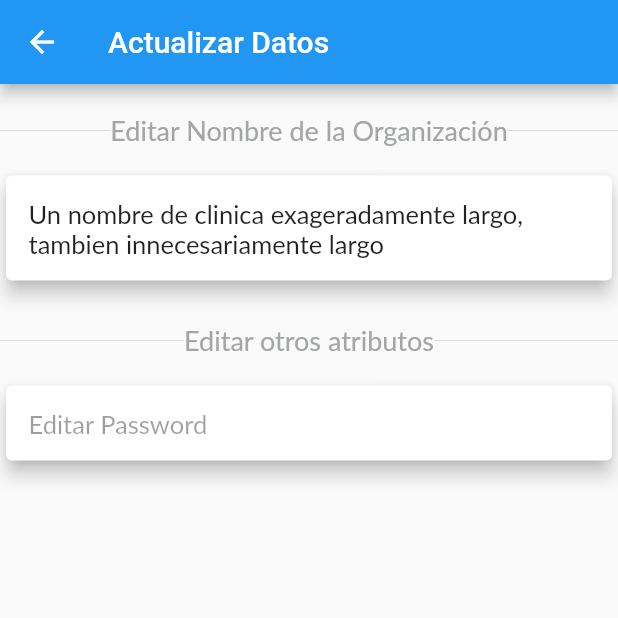
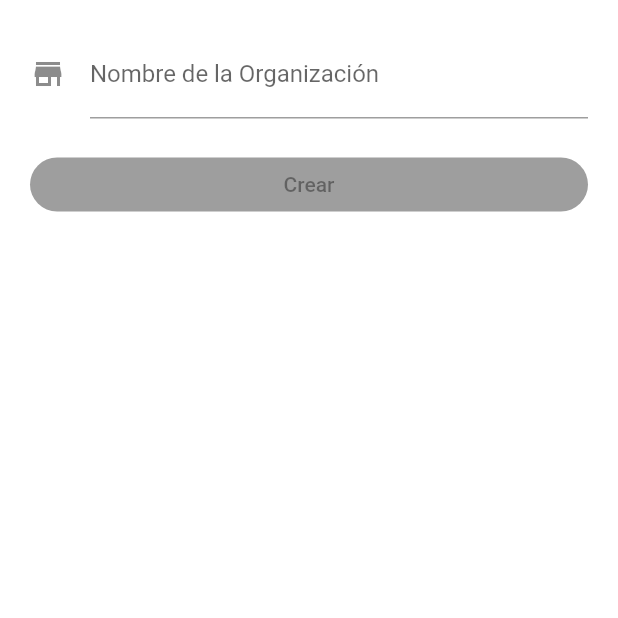
Before and after one commit to jorgesarabia/lista_pacientes, a Flutter app: the UpdateUserScreen screen opened directly, after a tap on "Un nombre de clinica exageradamente larg", on a phone screen of 412 x 824 dp, the top half of it. Run offline on Flutter 3.47's test engine with Material 2 defaults, Android fonts, the phone set to English and light mode, and no system bars; our stand-ins replace bloc, cloud_firestore, equatable, firebase_auth, flutter_bloc, rxdart; accounts and stored records are empty; Roboto replaces fonts that are missing (Lato).

Commit message:
Se agregan dos formularios independientes para el nombre y password

```diff
--- a/lib/User/bloc/user_bloc.dart
+++ b/lib/User/bloc/user_bloc.dart
@@ -1,10 +1,12 @@
 import 'dart:async';
 import 'package:bloc/bloc.dart';
+import 'package:lista_pacientes/User/repository/cloud_firestore_repository.dart';
 import 'package:lista_pacientes/common/validators.dart';
 import './bloc.dart';
 
 class UserBloc extends Bloc<UserEvent, UserState> {
   Validators validators = Validators();
+  CloudFirestoreRepository repository = CloudFirestoreRepository();
 
   @override
   UserState get initialState => UserState.empty();
@@ -17,10 +19,9 @@ class UserBloc extends Bloc<UserEvent, UserState> {
       yield* _mapPassChangedToState(event.password);
     } else if (event is RePassChanged) {
       yield* _mapRePassChangedToState(event.password);
-    } else if (event is UpdateUser) {
-      yield* _mapUpdateUserToState(
+    } else if (event is UpdateUserName) {
+      yield* _mapUpdateUserNameToState(
         nombre: event.nombre,
-        password: event.password,
       );
     }
   }
@@ -44,12 +45,12 @@ class UserBloc extends Bloc<UserEvent, UserState> {
     );
   }
 
-  Stream<UserState> _mapUpdateUserToState({
+  Stream<UserState> _mapUpdateUserNameToState({
     String nombre,
-    String password,
   }) async* {
     yield UserState.loading();
     try {
+      await repository.updateUserNames(nombre);
       yield UserState.success();
     } catch (_) {
       print("===============");
--- a/lib/User/bloc/user_event.dart
+++ b/lib/User/bloc/user_event.dart
@@ -41,24 +41,21 @@ class RePassChanged extends UserEvent {
   String toString() => 'RePassChanged { password(retype) :$password }';
 }
 
-class UpdateUser extends UserEvent {
+class UpdateUserName extends UserEvent {
   final String nombre;
-  final String password;
 
-  const UpdateUser({
+  const UpdateUserName({
     @required this.nombre,
-    @required this.password,
   });
 
   @override
-  List<Object> get props => [nombre, password];
+  List<Object> get props => [nombre];
 
   @override
   String toString() {
     return '''
-    ActualizarUser {
+    ActualizarUserName {
       nombre: $nombre,
-      pass: $password,
     }''';
   }
 }
--- a/lib/User/bloc/user_state.dart
+++ b/lib/User/bloc/user_state.dart
@@ -3,18 +3,18 @@ import 'package:meta/meta.dart';
 class UserState {
   final bool isNameValid;
   final bool isPassValid;
-  final bool isRePassValid;
   final bool isSubmitting;
   final bool isSuccess;
   final bool isFailure;
   final String password;
 
-  bool get isFormValid => isNameValid && isPassValid;
+  bool isFormValid(String rePass){
+    return (this.password == rePass) && isNameValid;
+  }
 
   UserState({
     @required this.isNameValid,
     @required this.isPassValid,
-    @required this.isRePassValid,
     @required this.isSubmitting,
     @required this.isSuccess,
     @required this.isFailure,
@@ -25,7 +25,6 @@ class UserState {
     return UserState(
       isNameValid: true,
       isPassValid: true,
-      isRePassValid: true,
       isSubmitting: false,
       isSuccess: false,
       isFailure: false,
@@ -37,7 +36,6 @@ class UserState {
     return UserState(
       isNameValid: true,
       isPassValid: true,
-      isRePassValid: true,
       isSubmitting: true,
       isSuccess: false,
       isFailure: false,
@@ -49,7 +47,6 @@ class UserState {
     return UserState(
       isNameValid: true,
       isPassValid: true,
-      isRePassValid: true,
       isSubmitting: false,
       isSuccess: false,
       isFailure: true,
@@ -61,7 +58,6 @@ class UserState {
     return UserState(
       isNameValid: true,
       isPassValid: true,
-      isRePassValid: true,
       isSubmitting: false,
       isSuccess: true,
       isFailure: false,
@@ -72,13 +68,11 @@ class UserState {
   UserState update({
     bool isNameValid,
     bool isPassValid,
-    bool isRePassValid,
     String password,
   }) {
     return copyWith(
       isNameValid: isNameValid,
       isPassValid: isPassValid,
-      isRePassValid: isRePassValid,
       password: password,
       isSubmitting: false,
       isSuccess: false,
@@ -89,7 +83,6 @@ class UserState {
   UserState copyWith({
     bool isNameValid,
     bool isPassValid,
-    bool isRePassValid,
     bool isSubmitting,
     bool isSuccess,
     bool isFailure,
@@ -98,7 +91,6 @@ class UserState {
     return UserState(
       isNameValid: isNameValid ?? this.isNameValid,
       isPassValid: isPassValid ?? this.isPassValid,
-      isRePassValid: isRePassValid ?? this.isRePassValid,
       password: password ?? this.password,
       isSubmitting: isSubmitting ?? this.isSubmitting,
       isSuccess: isSuccess ?? this.isSuccess,
--- a/lib/User/repository/cloud_firestore_repository.dart
+++ b/lib/User/repository/cloud_firestore_repository.dart
@@ -27,9 +27,10 @@ class CloudFirestoreRepository {
     });
   }
 
-  Future<void> updateUserName(String uid, String nombre) async {
+  Future<void> updateUserNames(String nombre) async {
     print("Se van a actualizar los datos");
-    DocumentReference ref = _db.collection(USERS).document(uid);
+    UsersModel usersModel = _singletons.getUser();
+    DocumentReference ref = _db.collection(USERS).document(usersModel.uid);
     await ref.get().then((DocumentSnapshot s) {
       if (s.exists) {
         print("Se actualiza el nombre.");
--- a/lib/User/ui/screens/update_user_screen.dart
+++ b/lib/User/ui/screens/update_user_screen.dart
@@ -2,7 +2,7 @@ import 'package:flutter/cupertino.dart';
 import 'package:flutter/material.dart';
 import 'package:flutter_bloc/flutter_bloc.dart';
 import 'package:lista_pacientes/User/bloc/bloc.dart';
-import 'package:lista_pacientes/User/ui/widgets/update_user_form.dart';
+import 'package:lista_pacientes/User/ui/widgets/update_name_form.dart';
 import 'package:lista_pacientes/widgets/my_divider.dart';
 
 class UpdateUserScreen extends StatefulWidget {
@@ -41,7 +41,15 @@ class _UpdateUserScreenState extends State<UpdateUserScreen> {
         SizedBox(height: 15.0),
         GestureDetector(
           onTap: () {
-            print("Este tambien se edita");
+            Navigator.push(
+              context,
+              MaterialPageRoute(
+                builder: (BuildContext context) => BlocProvider<UserBloc>(
+                  builder: (context) => UserBloc(),
+                  child: UpdateNameForm(),
+                ),
+              ),
+            );
           },
           child: Card(
             elevation: 5,
--- /dev/null
+++ b/lib/User/ui/widgets/update_name_form.dart
@@ -0,0 +1,141 @@
+import 'package:flutter/material.dart';
+import 'package:flutter_bloc/flutter_bloc.dart';
+import 'package:lista_pacientes/User/bloc/bloc.dart';
+import 'package:lista_pacientes/User/model/users_model.dart';
+import 'package:lista_pacientes/common/singletons.dart';
+import 'package:lista_pacientes/widgets/generic_button.dart';
+
+class UpdateNameForm extends StatefulWidget {
+  @override
+  _UpdateNameFormState createState() => _UpdateNameFormState();
+}
+
+class _UpdateNameFormState extends State<UpdateNameForm> {
+  final TextEditingController _nombreController = TextEditingController();
+
+  String _title = "Crear";
+  String _messageBox = "Creando Paciente ...";
+  String _messageError = "Error al Crear Paciente ..";
+
+  Singletons _singletons = Singletons();
+  UsersModel usersModel;
+
+  UserBloc _userBloc;
+
+  bool get _isButtonEnabled => _nombreController.text.isNotEmpty;
+
+  @override
+  void initState() {
+    print("98");
+    super.initState();
+    _userBloc = BlocProvider.of<UserBloc>(context);
+    usersModel = _singletons.getUser();
+    _nombreController.text = usersModel.nombre;
+    _nombreController.addListener(_onNombreChanged);
+    print("======================================================");
+    print("User Model: ${usersModel.toString()}");
+    print("El nombre del usuario es: ${_nombreController.text}");
+    print("======================================================");
+  }
+
+  @override
+  Widget build(BuildContext context) {
+    return BlocListener<UserBloc, UserState>(
+      listener: (context, state) {
+        if (state.isFailure) {
+          Scaffold.of(context)
+            ..hideCurrentSnackBar()
+            ..showSnackBar(
+              SnackBar(
+                content: Row(
+                  mainAxisAlignment: MainAxisAlignment.spaceBetween,
+                  children: [Text(_messageError), Icon(Icons.error)],
+                ),
+                backgroundColor: Colors.red,
+              ),
+            );
+        }
+        if (state.isSubmitting) {
+          Scaffold.of(context)
+            ..hideCurrentSnackBar()
+            ..showSnackBar(
+              SnackBar(
+                content: Row(
+                  mainAxisAlignment: MainAxisAlignment.spaceBetween,
+                  children: [
+                    Text(_messageBox),
+                    CircularProgressIndicator(),
+                  ],
+                ),
+              ),
+            );
+        }
+        if (state.isSuccess) {
+          Navigator.pop(context);
+        }
+      },
+      child: BlocBuilder<UserBloc, UserState>(
+        builder: (context, state) {
+          return Padding(
+            padding: EdgeInsets.all(20.0),
+            child: myForm(state),
+          );
+        },
+      ),
+    );
+  }
+
+  @override
+  void dispose() {
+    _nombreController.dispose();
+    super.dispose();
+  }
+
+  Widget myForm(state) {
+    print("99");
+    return Form(
+      child: ListView(
+        children: <Widget>[
+          TextFormField(
+            controller: _nombreController,
+            decoration: InputDecoration(
+              icon: Icon(Icons.store),
+              labelText: 'Nombre de la Organización',
+            ),
+            autovalidate: true,
+            autocorrect: false,
+            validator: (_) {
+              return !state.isNameValid ? 'Campo Requerido' : null;
+            },
+          ),
+          Padding(
+            padding: EdgeInsets.symmetric(vertical: 20),
+            child: Column(
+              crossAxisAlignment: CrossAxisAlignment.stretch,
+              children: <Widget>[
+                GenericButton(
+                  title: _title,
+                  onPressed: _isButtonEnabled ? _onFormSubmitted : null,
+                ),
+              ],
+            ),
+          ),
+        ],
+      ),
+    );
+  }
+
+  void _onNombreChanged() {
+    _userBloc.add(
+      NombreChanged(nombre: _nombreController.text),
+    );
+  }
+
+  void _onFormSubmitted() {
+    _userBloc.add(
+      UpdateUserName(
+        nombre: _nombreController.text,
+      ),
+    );
+  }
+}
```
Also changed, not shown: lib/User/ui/widgets/update_pass_form.dart (renamed from lib/User/ui/widgets/update_user_form.dart, +7 -39 lines), lib/common/api_states.dart (added, +46 -0 lines).
